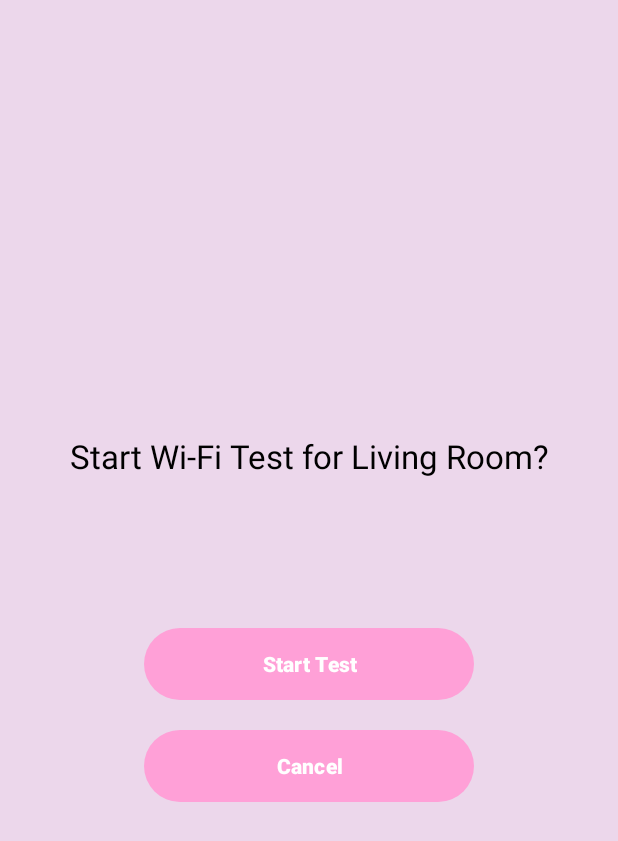
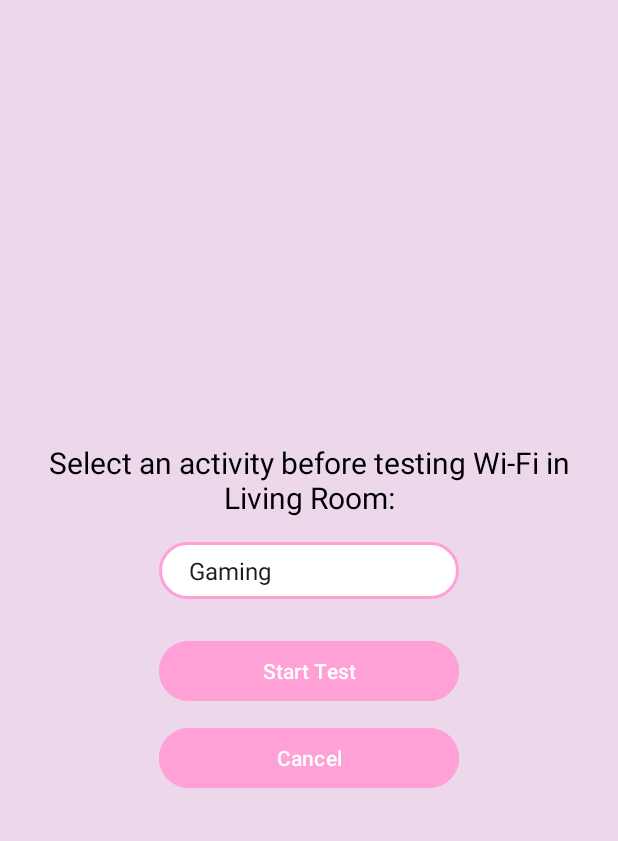
Before and after one commit to bennett-lahn/hifi-wifi, an Android app: the screen it shows after launch (WifiTestActivity), after a tap on an icon or button, on a phone screen of 412 x 824 dp. Shown: the top 841 px of the screen. Run offline under Robolectric (Android 15) with nearby library versions, the light colour scheme and no system bars; 2 other taps on this screen came first.

Commit message:
drop down for room menu

```diff
--- a/app/app/src/main/java/com/example/hifiwifi/MainActivity.java
+++ b/app/app/src/main/java/com/example/hifiwifi/MainActivity.java
@@ -1,8 +1,12 @@
-package com.example.hifiwifi; // use your real package
+package com.example.hifiwifi;
 
 import android.os.Bundle;
 import android.content.Intent;
+import android.view.MotionEvent;
+import android.view.animation.Animation;
+import android.view.animation.AnimationUtils;
 import android.widget.ImageButton;
+import android.widget.ImageView;
 import android.widget.TextView;
 import android.widget.ViewFlipper;
 import androidx.appcompat.app.AppCompatActivity;
@@ -11,8 +15,7 @@ public class MainActivity extends AppCompatActivity {
 
     private ViewFlipper cubeFlipper;
     private TextView roomNameText;
-    private ImageButton arrowLeft, arrowRight;
-
+    private ImageButton arrowLeft, arrowRight, chatButton;
     private String[] roomNames = {"Living Room", "Office"};
     private int currentIndex = 0;
 
@@ -25,30 +28,47 @@ public class MainActivity extends AppCompatActivity {
         roomNameText = findViewById(R.id.roomNameText);
         arrowLeft = findViewById(R.id.arrowLeft);
         arrowRight = findViewById(R.id.arrowRight);
+        chatButton = findViewById(R.id.chatButton);
 
         updateRoom();
+
+        // Apply scaling animation to buttons
+        applyButtonAnimation(arrowLeft);
+        applyButtonAnimation(arrowRight);
+        applyButtonAnimation(chatButton);
+        applyButtonAnimation(cubeFlipper);
 
         arrowRight.setOnClickListener(v -> showNextRoom());
         arrowLeft.setOnClickListener(v -> showPreviousRoom());
 
         cubeFlipper.setOnClickListener(v -> {
-            try {
-                Intent intent = new Intent(MainActivity.this, WifiTestActivity.class);
-                intent.putExtra("ROOM_NAME", roomNameText.getText().toString());
-                startActivity(intent);
-            } catch (Exception e) {
-                android.util.Log.e("MainActivity", "Error starting WifiTestActivity: " + e.getMessage());
-                // Fallback: show error message or handle gracefully
-            }
+            Intent intent = new Intent(MainActivity.this, WifiTestActivity.class);
+            intent.putExtra("ROOM_NAME", roomNameText.getText().toString());
+            startActivity(intent);
         });
-
-        ImageButton chatButton = findViewById(R.id.chatButton);
 
         chatButton.setOnClickListener(v -> {
             Intent intent = new Intent(MainActivity.this, RoomSelectActivity.class);
             startActivity(intent);
         });
+    }
 
+    private void applyButtonAnimation(android.view.View view) {
+        Animation scaleUp = AnimationUtils.loadAnimation(this, R.anim.button_scale_up);
+        Animation scaleDown = AnimationUtils.loadAnimation(this, R.anim.button_scale_down);
+
+        view.setOnTouchListener((v, event) -> {
+            switch (event.getAction()) {
+                case MotionEvent.ACTION_DOWN:
+                    v.startAnimation(scaleUp);
+                    break;
+                case MotionEvent.ACTION_UP:
+                case MotionEvent.ACTION_CANCEL:
+                    v.startAnimation(scaleDown);
+                    break;
+            }
+            return false; // allow click events to still trigger
+        });
     }
 
     private void showNextRoom() {
--- a/app/app/src/main/java/com/example/hifiwifi/WifiTestActivity.java
+++ b/app/app/src/main/java/com/example/hifiwifi/WifiTestActivity.java
@@ -2,14 +2,21 @@ package com.example.hifiwifi;
 
 import android.content.Intent;
 import android.os.Bundle;
+import android.view.MotionEvent;
+import android.view.animation.Animation;
+import android.view.animation.AnimationUtils;
 import android.widget.Button;
+import android.widget.Spinner;
+import android.widget.ArrayAdapter;
 import android.widget.TextView;
+
 import androidx.appcompat.app.AppCompatActivity;
 
 public class WifiTestActivity extends AppCompatActivity {
 
     private TextView roomNameText;
     private Button startButton, cancelButton;
+    private Spinner activitySpinner;
 
     @Override
     protected void onCreate(Bundle savedInstanceState) {
@@ -19,16 +26,52 @@ public class WifiTestActivity extends AppCompatActivity {
         roomNameText = findViewById(R.id.roomNameText);
         startButton = findViewById(R.id.startTestButton);
         cancelButton = findViewById(R.id.cancelButton);
+        activitySpinner = findViewById(R.id.activitySpinner);
 
+        // ✅ Get the room name passed from MainActivity
         String roomName = getIntent().getStringExtra("ROOM_NAME");
-        roomNameText.setText("Start Wi-Fi Test for " + roomName + "?");
+
+        // ✅ Set the text dynamically with the room name
+        roomNameText.setText("Select an activity before testing Wi-Fi in " + roomName + ":");
+
+        // Populate dropdown (spinner)
+        String[] activities = {"Gaming", "Video Call", "Streaming", "General", "Work"};
+        ArrayAdapter<String> adapter = new ArrayAdapter<>(this, android.R.layout.simple_spinner_item, activities);
+        adapter.setDropDownViewResource(android.R.layout.simple_spinner_dropdown_item);
+        activitySpinner.setAdapter(adapter);
+
+        // Button grow animation
+        applyButtonAnimation(startButton);
+        applyButtonAnimation(cancelButton);
 
         startButton.setOnClickListener(v -> {
+            String selectedActivity = activitySpinner.getSelectedItem().toString();
+
+            // Pass both room name and activity to next screen
             Intent intent = new Intent(WifiTestActivity.this, WifiTestRunningActivity.class);
             intent.putExtra("ROOM_NAME", roomName);
+            intent.putExtra("ACTIVITY_TYPE", selectedActivity.toLowerCase());
             startActivity(intent);
         });
 
         cancelButton.setOnClickListener(v -> finish());
     }
+
+    private void applyButtonAnimation(android.view.View view) {
+        Animation scaleUp = AnimationUtils.loadAnimation(this, R.anim.button_scale_up);
+        Animation scaleDown = AnimationUtils.loadAnimation(this, R.anim.button_scale_down);
+
+        view.setOnTouchListener((v, event) -> {
+            switch (event.getAction()) {
+                case MotionEvent.ACTION_DOWN:
+                    v.startAnimation(scaleUp);
+                    break;
+                case MotionEvent.ACTION_UP:
+                case MotionEvent.ACTION_CANCEL:
+                    v.startAnimation(scaleDown);
+                    break;
+            }
+            return false; // allows normal click to trigger
+        });
+    }
 }
--- /dev/null
+++ b/app/app/src/main/res/anim/button_scale_down.xml
@@ -0,0 +1,10 @@
+<?xml version="1.0" encoding="utf-8"?>
+<scale xmlns:android="http://schemas.android.com/apk/res/android"
+    android:duration="100"
+    android:fromXScale="1.1"
+    android:fromYScale="1.1"
+    android:toXScale="1.0"
+    android:toYScale="1.0"
+    android:pivotX="50%"
+    android:pivotY="50%"
+    android:fillAfter="true" />
--- /dev/null
+++ b/app/app/src/main/res/anim/button_scale_up.xml
@@ -0,0 +1,10 @@
+<?xml version="1.0" encoding="utf-8"?>
+<scale xmlns:android="http://schemas.android.com/apk/res/android"
+    android:duration="100"
+    android:fromXScale="1.0"
+    android:fromYScale="1.0"
+    android:toXScale="1.1"
+    android:toYScale="1.1"
+    android:pivotX="50%"
+    android:pivotY="50%"
+    android:fillAfter="true" />
--- a/app/app/src/main/res/layout/activity_wifi_test.xml
+++ b/app/app/src/main/res/layout/activity_wifi_test.xml
@@ -1,54 +1,44 @@
-<?xml version="1.0" encoding="utf-8"?>
-<LinearLayout xmlns:android="http://schemas.android.com/apk/res/android"
+<LinearLayout
+    xmlns:android="http://schemas.android.com/apk/res/android"
+    android:orientation="vertical"
     android:layout_width="match_parent"
     android:layout_height="match_parent"
-    android:orientation="vertical"
     android:gravity="center"
-    android:background="@drawable/pink_bg"
-    android:padding="24dp">
+    android:padding="24dp"
+    android:background="@drawable/pink_bg">
 
     <TextView
         android:id="@+id/roomNameText"
         android:layout_width="wrap_content"
         android:layout_height="wrap_content"
-        android:text="Start Wi-Fi Test?"
-        android:textSize="22sp"
-        android:textColor="#000"
-        android:layout_marginBottom="40dp"
-        android:layout_centerHorizontal="true"
+        android:text=""
+        android:textSize="20sp"
+        android:textColor="#000000"
+        android:layout_marginBottom="16dp"
         android:gravity="center"
-        android:textAlignment="center"/>
+        android:textAlignment="center" />
+    <Spinner
+        android:id="@+id/activitySpinner"
+        android:layout_width="200dp"
+        android:layout_height="wrap_content"
+        android:layout_marginBottom="24dp"
+        android:background="@drawable/spinner_bg"/>
 
-    <!-- Start Test Button -->
     <Button
         android:id="@+id/startTestButton"
-        android:layout_width="220dp"
+        android:layout_width="200dp"
         android:layout_height="wrap_content"
-        android:layout_centerHorizontal="true"
-        android:layout_below="@id/roomNameText"
-        android:layout_marginTop="60dp"
-        android:background="@drawable/button_pink_ripple"
-        android:backgroundTint="@null"
         android:text="Start Test"
-        android:textAllCaps="false"
         android:textColor="#FFFFFF"
-        android:textStyle="bold"
-        android:elevation="6dp" />
+        android:backgroundTint="#FFA0D7"
+        android:layout_marginBottom="10dp"/>
 
-    <!-- Cancel Button -->
     <Button
         android:id="@+id/cancelButton"
-        android:layout_width="220dp"
+        android:layout_width="200dp"
         android:layout_height="wrap_content"
-        android:layout_centerHorizontal="true"
-        android:layout_below="@id/startTestButton"
-        android:layout_marginTop="20dp"
-        android:background="@drawable/button_pink_ripple"
-        android:backgroundTint="@null"
         android:text="Cancel"
-        android:textAllCaps="false"
         android:textColor="#FFFFFF"
-        android:textStyle="bold"
-        android:elevation="6dp" />
+        android:backgroundTint="#FFA0D7"/>
 
 </LinearLayout>
```
Also changed, not shown: app/app/src/main/java/com/example/hifiwifi/RoomSelectActivity.java (+27 -2 lines), app/app/src/main/java/com/example/hifiwifi/WifiTestRunningActivity.java (+25 -1 lines), app/app/src/main/res/layout/activity_main.xml (+9 -8 lines), app/app/src/main/res/drawable/robot.png (added).
